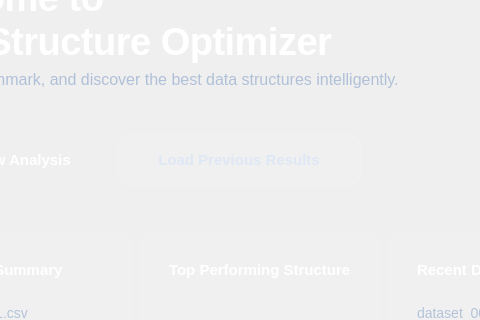
Before: the Qt Designer form gui/mainwindow.ui in yaseenkh9n/Data-Structures-Optimizer, drawn with Qt 5; both pictures show x 394 to 874 and y 126 to 446 of the 1058 by 652 pixel window.
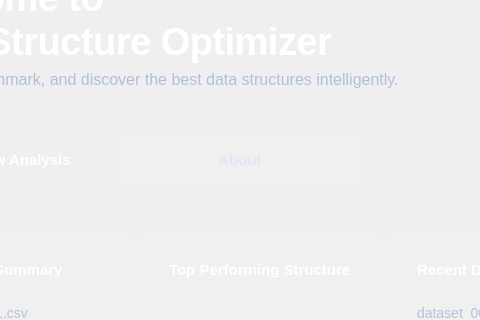
After: the same form once the commit is applied. Icons and pictures are not drawn.

Patch:
```diff
--- a/gui/mainwindow.ui
+++ b/gui/mainwindow.ui
@@ -139,9 +139,10 @@
     color: rgba(220, 230, 245, 0.9);
     border: 1px solid rgba(255, 255, 255, 0.12);
     border-radius: 12px;
-    padding: 15px 40px;
+    padding: 15px 100px;
     font-size: 15px;
-    font-weight: 500;
+    font-weight: 600;
+    
 }
 
 QPushButton#secondaryButton:hover {
@@ -629,7 +630,7 @@
          <item>
           <widget class="QPushButton" name="secondaryButton">
            <property name="text">
-            <string>Load Previous Results</string>
+            <string>About</string>
            </property>
           </widget>
          </item>
```
